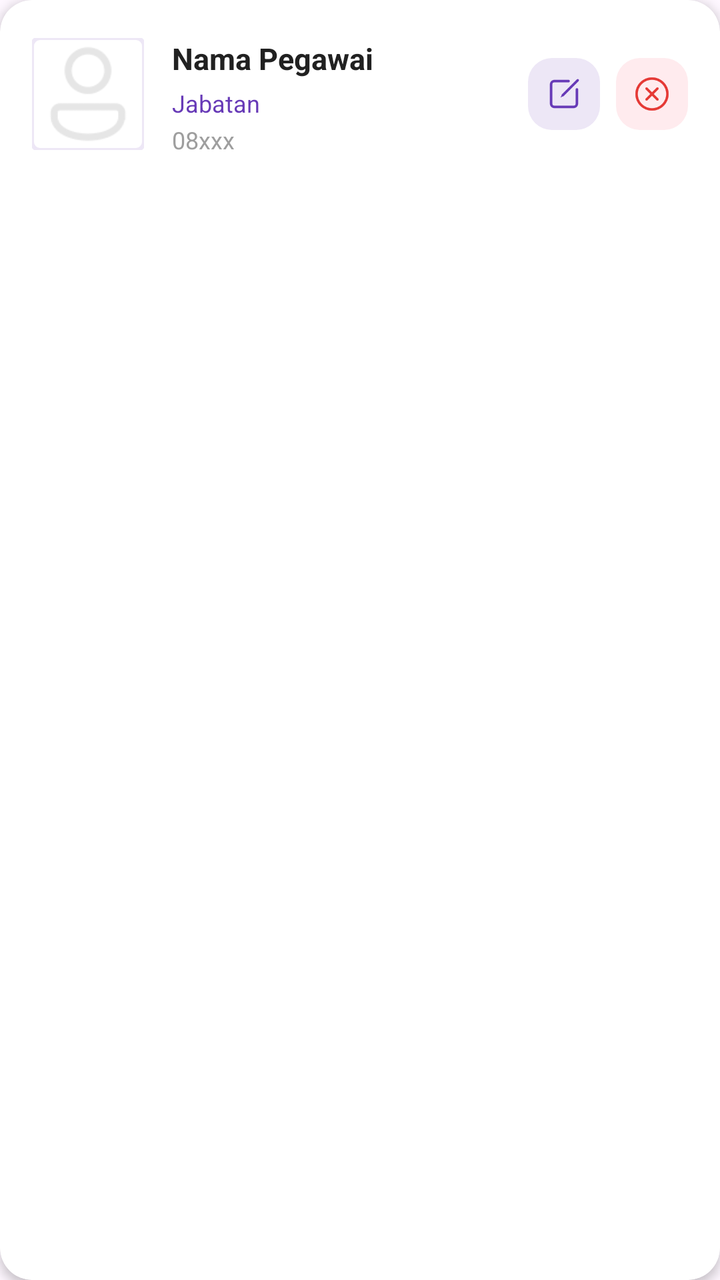
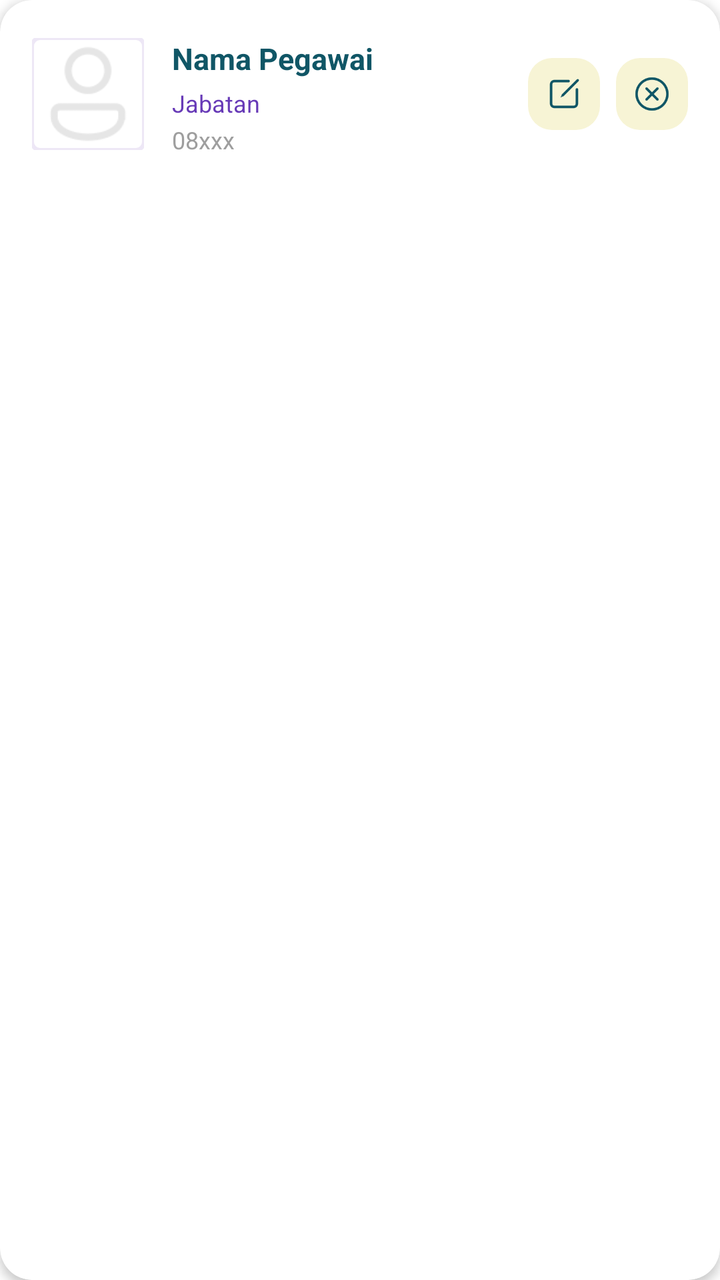

Before-and-after screenshots of an Android layout around one commit, followed by the original layout XML and the change that was made.
<!-- AndroidManifest.xml: application theme Theme.Penjualan -->
<!-- res/layout/item_pegawai.xml -->
<?xml version="1.0" encoding="utf-8"?>
<androidx.cardview.widget.CardView
    xmlns:android="http://schemas.android.com/apk/res/android"
    xmlns:app="http://schemas.android.com/apk/res-auto"
    android:layout_width="match_parent"
    android:layout_height="wrap_content"
    android:layout_marginBottom="12dp"
    app:cardCornerRadius="16dp"
    app:cardElevation="3dp"
    app:cardBackgroundColor="#FFFFFF">

    <androidx.constraintlayout.widget.ConstraintLayout
        android:layout_width="match_parent"
        android:layout_height="wrap_content"
        android:padding="16dp">

        
        <com.google.android.material.imageview.ShapeableImageView
            android:id="@+id/ivFotoPegawai"
            android:layout_width="56dp"
            android:layout_height="56dp"
            android:src="@drawable/ic_profile"
            android:scaleType="centerCrop"
            app:shapeAppearanceOverlay="@style/ShapeAppearance.MaterialComponents.SmallComponent"
            app:strokeColor="#EDE7F6"
            app:strokeWidth="2dp"
            app:layout_constraintStart_toStartOf="parent"
            app:layout_constraintTop_toTopOf="parent"
            app:layout_constraintBottom_toBottomOf="parent" />

        
        <TextView
            android:id="@+id/tvNamaPegawai"
            android:layout_width="0dp"
            android:layout_height="wrap_content"
            android:layout_marginStart="14dp"
            android:text="Nama Pegawai"
            android:textColor="#212121"
            android:textSize="15sp"
            android:textStyle="bold"
            app:layout_constraintEnd_toStartOf="@+id/layoutAksi"
            app:layout_constraintStart_toEndOf="@id/ivFotoPegawai"
            app:layout_constraintTop_toTopOf="@id/ivFotoPegawai" />

        
        <TextView
            android:id="@+id/tvJabatanPegawai"
            android:layout_width="0dp"
            android:layout_height="wrap_content"
            android:layout_marginStart="14dp"
            android:layout_marginTop="4dp"
            android:text="Jabatan"
            android:textColor="#673AB7"
            android:textSize="12sp"
            app:layout_constraintEnd_toStartOf="@+id/layoutAksi"
            app:layout_constraintStart_toEndOf="@id/ivFotoPegawai"
            app:layout_constraintTop_toBottomOf="@id/tvNamaPegawai" />

        
        <TextView
            android:id="@+id/tvTelpPegawai"
            android:layout_width="0dp"
            android:layout_height="wrap_content"
            android:layout_marginStart="14dp"
            android:layout_marginTop="2dp"
            android:text="08xxx"
            android:textColor="#9E9E9E"
            android:textSize="12sp"
            app:layout_constraintEnd_toStartOf="@+id/layoutAksi"
            app:layout_constraintStart_toEndOf="@id/ivFotoPegawai"
            app:layout_constraintTop_toBottomOf="@id/tvJabatanPegawai" />

        
        <LinearLayout
            android:id="@+id/layoutAksi"
            android:layout_width="wrap_content"
            android:layout_height="wrap_content"
            android:orientation="horizontal"
            android:gravity="center_vertical"
            app:layout_constraintEnd_toEndOf="parent"
            app:layout_constraintTop_toTopOf="parent"
            app:layout_constraintBottom_toBottomOf="parent">

            <ImageView
                android:id="@+id/btnEditPegawai"
                android:layout_width="36dp"
                android:layout_height="36dp"
                android:background="@drawable/bg_icon_info"
                android:padding="8dp"
                android:src="@drawable/ic_edit"
                app:tint="#673AB7" />

            <ImageView
                android:id="@+id/btnHapusPegawai"
                android:layout_width="36dp"
                android:layout_height="36dp"
                android:layout_marginStart="8dp"
                android:background="@drawable/bg_hapus"
                android:padding="8dp"
                android:src="@drawable/ic_delete"
                app:tint="#E53935" />

        </LinearLayout>

    </androidx.constraintlayout.widget.ConstraintLayout>
</androidx.cardview.widget.CardView>
<!-- resources referenced by this layout -->
<resources>
  <!-- drawable bg_hapus (drawable) -->
  <?xml version="1.0" encoding="utf-8"?>
  <shape xmlns:android="http://schemas.android.com/apk/res/android"
      android:shape="rectangle">
      <solid android:color="#FFEBEE" />
      <corners android:radius="12dp" />
  </shape>
  <!-- drawable bg_icon_info (drawable) -->
  <?xml version="1.0" encoding="utf-8"?>
  <shape xmlns:android="http://schemas.android.com/apk/res/android"
      android:shape="rectangle">
      <solid android:color="#EDE7F6" />
      <corners android:radius="12dp" />
  </shape>
  <!-- drawable ic_delete: png bitmap (drawable, 2269 bytes) -->
  <!-- drawable ic_edit: png bitmap (drawable, 989 bytes) -->
  <!-- drawable ic_profile: png bitmap (drawable, 2111 bytes) -->
  <style name="Theme.Penjualan" parent="Base.Theme.Penjualan" />
  <style name="Base.Theme.Penjualan" parent="Theme.Material3.DayNight.NoActionBar">
          
          
      </style>
</resources>

<!-- the commit's change to res/layout/item_pegawai.xml (unified diff, before → after) -->
@@ -35,7 +35,7 @@
             android:layout_height="wrap_content"
             android:layout_marginStart="14dp"
             android:text="Nama Pegawai"
-            android:textColor="#212121"
+            android:textColor="@color/teal_deep"
             android:textSize="15sp"
             android:textStyle="bold"
             app:layout_constraintEnd_toStartOf="@+id/layoutAksi"
@@ -88,17 +88,17 @@
                 android:background="@drawable/bg_icon_info"
                 android:padding="8dp"
                 android:src="@drawable/ic_edit"
-                app:tint="#673AB7" />
+                app:tint="@color/teal_deep" />
 
             <ImageView
                 android:id="@+id/btnHapusPegawai"
                 android:layout_width="36dp"
                 android:layout_height="36dp"
                 android:layout_marginStart="8dp"
-                android:background="@drawable/bg_hapus"
+                android:background="@drawable/bg_icon_info"
                 android:padding="8dp"
                 android:src="@drawable/ic_delete"
-                app:tint="#E53935" />
+                app:tint="@color/teal_deep" />
 
         </LinearLayout>
 
<!-- resource entries referenced after the edit -->
@@ -1,26 +1,32 @@
 <!-- resources referenced by this layout -->
 <resources>
-  <!-- drawable bg_hapus (drawable) -->
-  <?xml version="1.0" encoding="utf-8"?>
-  <shape xmlns:android="http://schemas.android.com/apk/res/android"
-      android:shape="rectangle">
-      <solid android:color="#FFEBEE" />
-      <corners android:radius="12dp" />
-  </shape>
+  <color name="teal_deep">#105666</color>
   <!-- drawable bg_icon_info (drawable) -->
   <?xml version="1.0" encoding="utf-8"?>
   <shape xmlns:android="http://schemas.android.com/apk/res/android"
       android:shape="rectangle">
-      <solid android:color="#EDE7F6" />
+      <solid android:color="@color/cream" />
       <corners android:radius="12dp" />
   </shape>
   <!-- drawable ic_delete: png bitmap (drawable, 2269 bytes) -->
   <!-- drawable ic_edit: png bitmap (drawable, 989 bytes) -->
   <!-- drawable ic_profile: png bitmap (drawable, 2111 bytes) -->
   <style name="Theme.Penjualan" parent="Base.Theme.Penjualan" />
+  <color name="cream">#F7F4D5</color>
   <style name="Base.Theme.Penjualan" parent="Theme.Material3.DayNight.NoActionBar">
           
-          
+          <item name="colorPrimary">@color/teal_deep</item>
+          <item name="colorOnPrimary">@color/cream</item>
+          <item name="colorPrimaryContainer">@color/teal_light</item>
+          <item name="colorOnPrimaryContainer">@color/white</item>
+  
+          <item name="colorSecondary">@color/teal_light</item>
+          <item name="colorOnSecondary">@color/white</item>
+  
+          <item name="android:windowBackground">@color/white</item>
+          <item name="android:statusBarColor">@color/teal_deep</item>
       </style>
+  <color name="teal_light">#1A7D91</color>
+  <color name="white">#FFFFFFFF</color>
 </resources>
 
